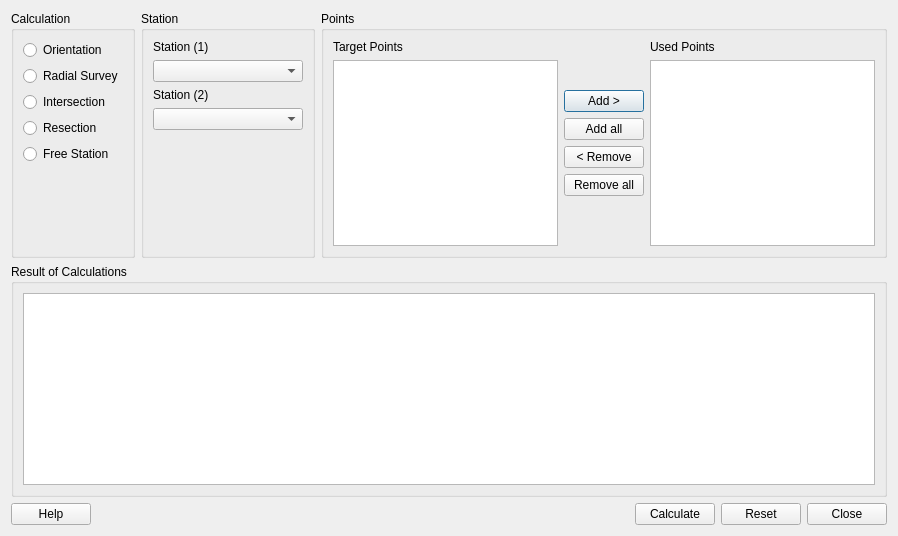
Before: the Qt Designer form single_calc.ui in GeoSpark/groma, drawn with Qt 5.
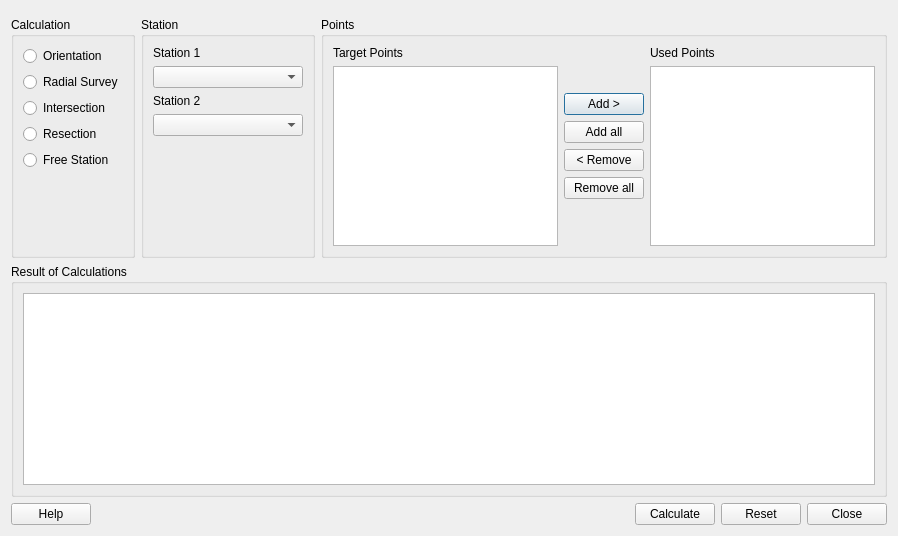
After: the same form once the commit is applied.

What changed in the file:
```diff
--- a/single_calc.ui
+++ b/single_calc.ui
@@ -35,6 +35,9 @@
    <bool>false</bool>
   </property>
   <layout class="QVBoxLayout" name="verticalLayout_6">
+   <item>
+    <widget class="QWidget" name="MessageBar" native="true"/>
+   </item>
    <item>
     <layout class="QHBoxLayout" name="horizontalLayout_3">
      <item>
@@ -175,7 +178,7 @@
            </sizepolicy>
           </property>
           <property name="text">
-           <string>Station (1)</string>
+           <string>Station 1</string>
           </property>
          </widget>
         </item>
@@ -204,7 +207,7 @@
            </sizepolicy>
           </property>
           <property name="text">
-           <string>Station (2)</string>
+           <string>Station 2</string>
           </property>
          </widget>
         </item>
```
